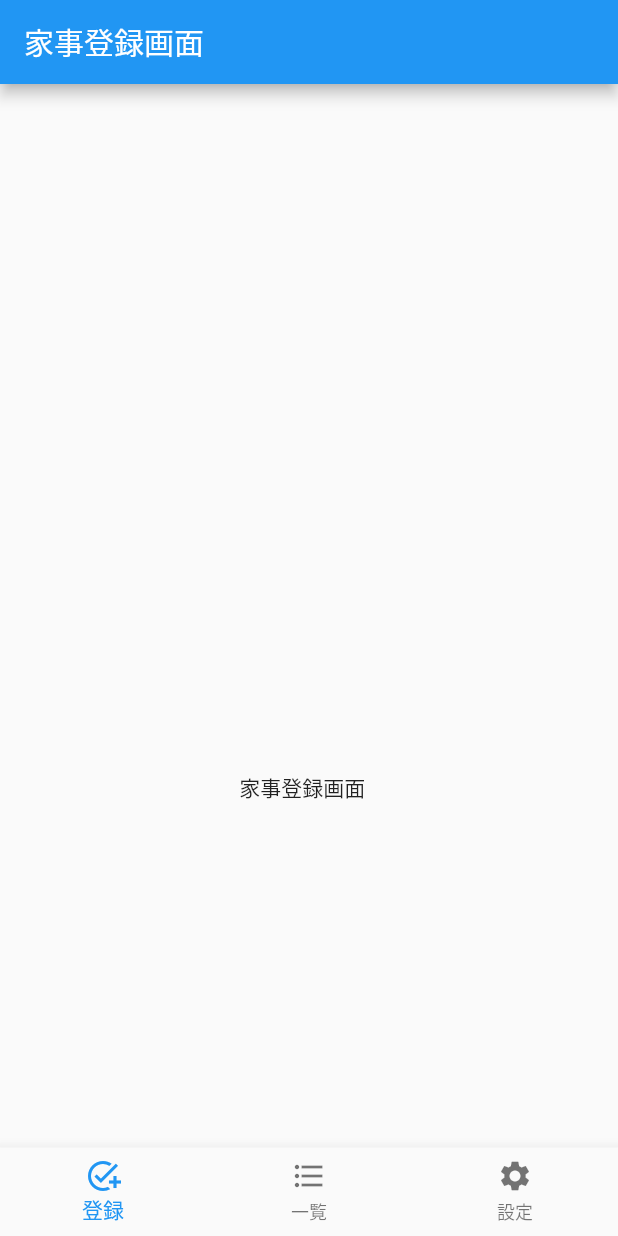
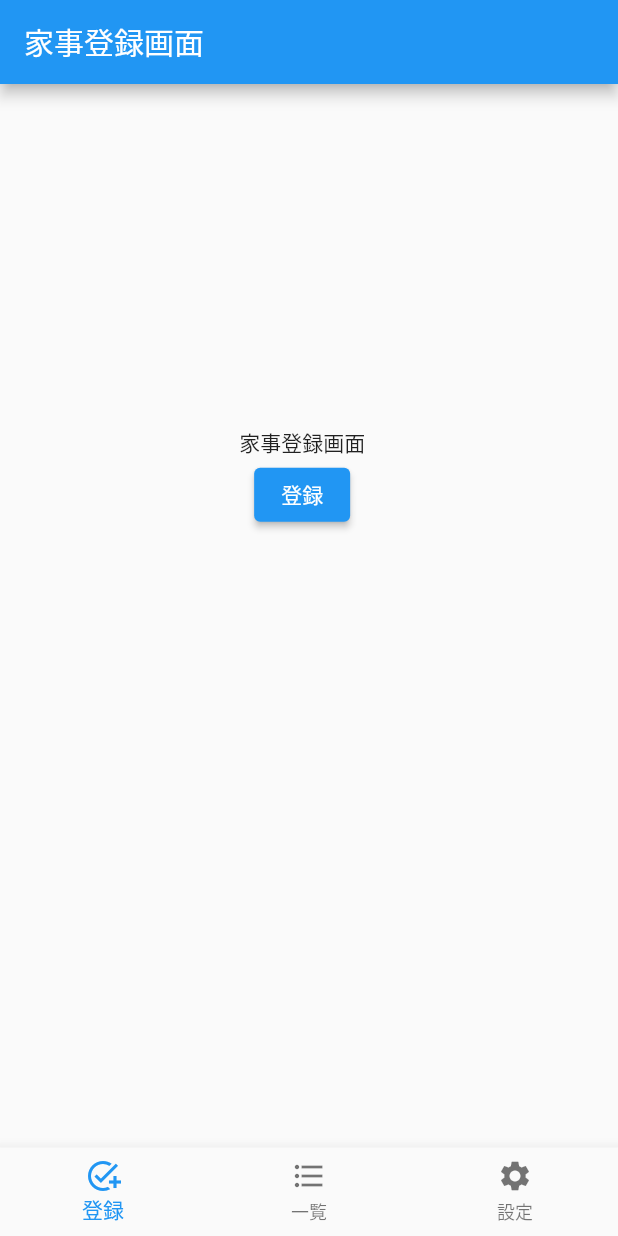
Before and after one commit to Khanashima/housework-recording-app, a Flutter app: the screen it shows after launch, on a phone screen of 412 x 824 dp. Run offline on Flutter 3.47's test engine with Material 2 defaults, Android fonts, the phone set to English and light mode, and no system bars; our stand-ins replace flutter_riverpod, flutter_screenutil, freezed_annotation, go_router, sqflite; accounts and stored records are empty.

Commit message:
家事登録画面でproviderの組み込み

```diff
--- a/housework/lib/main.dart
+++ b/housework/lib/main.dart
@@ -1,14 +1,18 @@
 import 'package:flutter/material.dart';
+import 'package:flutter_riverpod/flutter_riverpod.dart';
 import 'package:flutter_screenutil/flutter_screenutil.dart';
 import 'package:housework/router/router.dart';
 import 'package:path/path.dart';
 import 'package:collection/collection.dart';
 import 'package:sqflite/sqflite.dart';
 
-
 void main() async {
   WidgetsFlutterBinding.ensureInitialized();
-  runApp(const MyApp());
+  runApp(
+    ProviderScope(
+      child: MyApp(),
+    ),
+  );
 
   //DBの作成
   final databasesPath = await getDatabasesPath();
@@ -16,11 +20,11 @@ void main() async {
   String path = join(databasesPath, 'housework.db');
   // open the database
   Database database = await openDatabase(path, version: 1,
-    onCreate: (Database db, int version) async {
-  // When creating the db, create the table
-  await db.execute(
-      'CREATE TABLE m_workhouse (id INTEGER PRIMARY KEY, name TEXT, value INTEGER)');
-});
+      onCreate: (Database db, int version) async {
+    // When creating the db, create the table
+    await db.execute(
+        'CREATE TABLE m_workhouse (id INTEGER PRIMARY KEY, name TEXT, value INTEGER)');
+  });
 }
 
 class MyApp extends StatelessWidget {
--- a/housework/lib/presentation/housework_register/housework_register_page.dart
+++ b/housework/lib/presentation/housework_register/housework_register_page.dart
@@ -1,14 +1,18 @@
 import 'package:flutter/material.dart';
+import 'package:flutter_riverpod/flutter_riverpod.dart';
 import 'package:flutter_screenutil/flutter_screenutil.dart';
 
+import '../../provider/housework_register/housework_register_provider.dart';
 import '../../util/multi_device.dart';
 
-class HouseworkRegisterPage extends StatelessWidget {
+class HouseworkRegisterPage extends ConsumerWidget {
   const HouseworkRegisterPage({super.key});
 
   @override
-  Widget build(BuildContext context) {
+  Widget build(BuildContext context, WidgetRef ref) {
     MultiDevice.init(context);
+    final housework = ref.watch(houseworkRegisterProvider);
+    final houseworkNotifier = ref.watch(houseworkRegisterProvider.notifier);
     return Scaffold(
       appBar: AppBar(
         title: const Text('家事登録画面'),
@@ -19,7 +23,18 @@ class HouseworkRegisterPage extends StatelessWidget {
             right: 8.w, //右８,
             top: 200.w, //右８,
           ),
-          child: const Text('家事登録画面'),
+          child: Column(
+            // Property
+            children: [
+              Text('家事登録画面' + housework.errorMsg),
+              ElevatedButton(
+                onPressed: () {
+                  houseworkNotifier.addHousework('登録失敗');
+                },
+                child: Text('登録'),
+              )
+            ],
+          ),
         ),
       ),
     );
```
